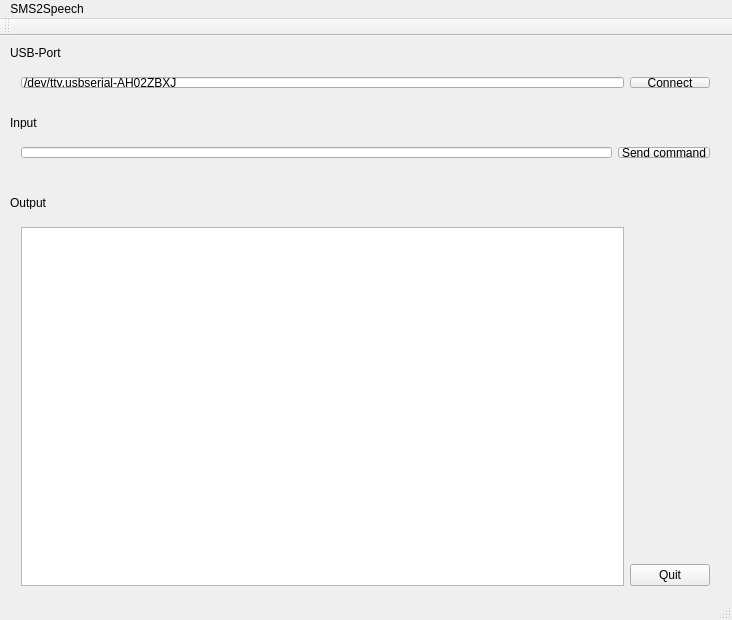
First picture: the form in SMS2Speech/mainwindow.ui, repository markusk/SMS2Speech, before the edit.
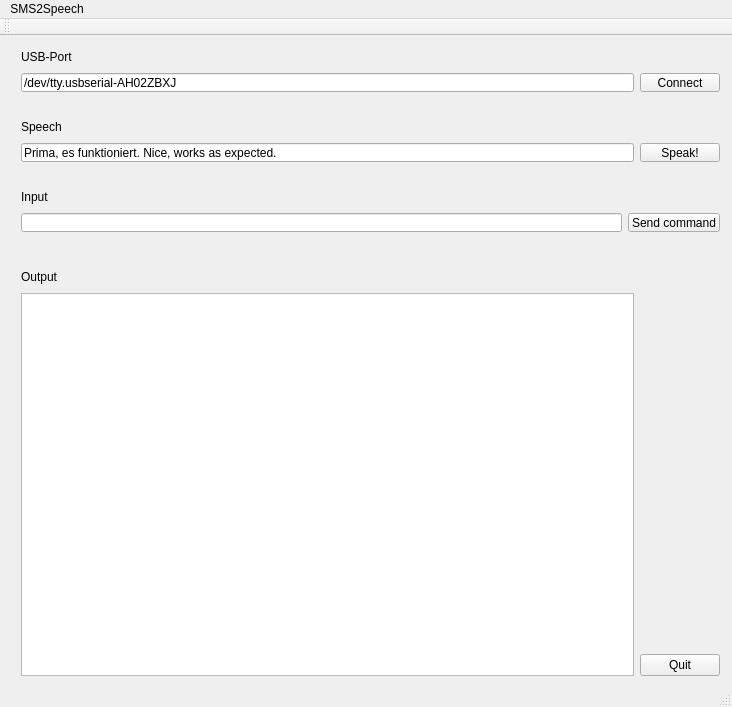
Second picture: the form after the edit.

Commit message: Added speak signal. Works fine. Some changes on the GUI layout.

```diff
--- a/SMS2Speech/mainwindow.ui
+++ b/SMS2Speech/mainwindow.ui
@@ -7,65 +7,141 @@
     <x>0</x>
     <y>0</y>
     <width>732</width>
-    <height>620</height>
+    <height>707</height>
    </rect>
   </property>
   <property name="windowTitle">
    <string>SMS2Speech</string>
   </property>
   <widget class="QWidget" name="centralWidget">
-   <widget class="QLabel" name="label">
+   <widget class="QWidget" name="layoutWidget_2">
     <property name="geometry">
      <rect>
       <x>10</x>
-      <y>80</y>
-      <width>56</width>
-      <height>13</height>
+      <y>70</y>
+      <width>721</width>
+      <height>67</height>
      </rect>
     </property>
-    <property name="text">
-     <string>Input</string>
-    </property>
+    <layout class="QVBoxLayout" name="verticalLayout_4">
+     <item>
+      <layout class="QHBoxLayout" name="horizontalLayout_6">
+       <item>
+        <widget class="QLabel" name="label_4">
+         <property name="text">
+          <string>Speech</string>
+         </property>
+        </widget>
+       </item>
+       <item>
+        <spacer name="horizontalSpacer_4">
+         <property name="orientation">
+          <enum>Qt::Horizontal</enum>
+         </property>
+         <property name="sizeHint" stdset="0">
+          <size>
+           <width>40</width>
+           <height>20</height>
+          </size>
+         </property>
+        </spacer>
+       </item>
+      </layout>
+     </item>
+     <item>
+      <layout class="QHBoxLayout" name="horizontalLayout1_2">
+       <item>
+        <widget class="QLineEdit" name="lineEditInputSpeech">
+         <property name="statusTip">
+          <string>Test the speech output. Enter text to speak here.</string>
+         </property>
+         <property name="text">
+          <string>Prima, es funktioniert. Nice, works as expected.</string>
+         </property>
+        </widget>
+       </item>
+       <item>
+        <widget class="QPushButton" name="pushButtonSpeak">
+         <property name="text">
+          <string>Speak!</string>
+         </property>
+        </widget>
+       </item>
+      </layout>
+     </item>
+    </layout>
    </widget>
-   <widget class="QLabel" name="label_2">
-    <property name="geometry">
-     <rect>
-      <x>10</x>
-      <y>160</y>
-      <width>56</width>
-      <height>13</height>
-     </rect>
-    </property>
-    <property name="text">
-     <string>Output</string>
-    </property>
-   </widget>
    <widget class="QWidget" name="layoutWidget">
     <property name="geometry">
      <rect>
       <x>10</x>
-      <y>100</y>
-      <width>711</width>
-      <height>33</height>
+      <y>220</y>
+      <width>721</width>
+      <height>431</height>
      </rect>
     </property>
-    <layout class="QHBoxLayout" name="horizontalLayout1">
+    <layout class="QVBoxLayout" name="verticalLayout">
      <item>
-      <widget class="QLineEdit" name="lineEditInput">
-       <property name="statusTip">
-        <string>Put command for Arduino here</string>
-       </property>
-      </widget>
+      <layout class="QHBoxLayout" name="horizontalLayout_3">
+       <item>
+        <widget class="QLabel" name="label_2">
+         <property name="text">
+          <string>Output</string>
+         </property>
+        </widget>
+       </item>
+       <item>
+        <spacer name="horizontalSpacer">
+         <property name="orientation">
+          <enum>Qt::Horizontal</enum>
+         </property>
+         <property name="sizeHint" stdset="0">
+          <size>
+           <width>40</width>
+           <height>20</height>
+          </size>
+         </property>
+        </spacer>
+       </item>
+      </layout>
      </item>
      <item>
-      <widget class="QPushButton" name="pushButtonSendCommand">
-       <property name="statusTip">
-        <string>Hit CMD+Enter to send command</string>
-       </property>
-       <property name="text">
-        <string>Send command</string>
-       </property>
-      </widget>
+      <layout class="QHBoxLayout" name="horizontalLayout_2">
+       <item>
+        <widget class="QTextEdit" name="textEditOutput">
+         <property name="statusTip">
+          <string>Logs all helpful messages.</string>
+         </property>
+        </widget>
+       </item>
+       <item>
+        <layout class="QVBoxLayout" name="verticalLayout1">
+         <item>
+          <spacer name="verticalSpacer">
+           <property name="orientation">
+            <enum>Qt::Vertical</enum>
+           </property>
+           <property name="sizeHint" stdset="0">
+            <size>
+             <width>20</width>
+             <height>40</height>
+            </size>
+           </property>
+          </spacer>
+         </item>
+         <item>
+          <widget class="QPushButton" name="pushButtonQuit">
+           <property name="statusTip">
+            <string>You want to quit? Click here!</string>
+           </property>
+           <property name="text">
+            <string>Quit</string>
+           </property>
+          </widget>
+         </item>
+        </layout>
+       </item>
+      </layout>
      </item>
     </layout>
    </widget>
@@ -73,37 +149,49 @@
     <property name="geometry">
      <rect>
       <x>10</x>
-      <y>180</y>
-      <width>711</width>
-      <height>381</height>
+      <y>140</y>
+      <width>721</width>
+      <height>67</height>
      </rect>
     </property>
-    <layout class="QHBoxLayout" name="horizontalLayout_2">
+    <layout class="QVBoxLayout" name="verticalLayout_2">
      <item>
-      <widget class="QTextEdit" name="textEditOutput"/>
-     </item>
-     <item>
-      <layout class="QVBoxLayout" name="verticalLayout1">
+      <layout class="QHBoxLayout" name="horizontalLayout_5">
        <item>
-        <spacer name="verticalSpacer">
+        <widget class="QLabel" name="label">
+         <property name="text">
+          <string>Input</string>
+         </property>
+        </widget>
+       </item>
+       <item>
+        <spacer name="horizontalSpacer_2">
          <property name="orientation">
-          <enum>Qt::Vertical</enum>
+          <enum>Qt::Horizontal</enum>
          </property>
          <property name="sizeHint" stdset="0">
           <size>
-           <width>20</width>
-           <height>40</height>
+           <width>40</width>
+           <height>20</height>
           </size>
          </property>
         </spacer>
        </item>
+      </layout>
+     </item>
+     <item>
+      <layout class="QHBoxLayout" name="horizontalLayout1">
        <item>
-        <widget class="QPushButton" name="pushButtonQuit">
+        <widget class="QLineEdit" name="lineEditInput">
          <property name="statusTip">
           <string>You want to quit? Click here!</string>
          </property>
+        </widget>
+       </item>
+       <item>
+        <widget class="QPushButton" name="pushButtonSendCommand">
          <property name="text">
-          <string>Quit</string>
+          <string>Send command</string>
          </property>
         </widget>
        </item>
@@ -111,45 +199,60 @@
      </item>
     </layout>
    </widget>
-   <widget class="QLabel" name="label_3">
+   <widget class="QWidget" name="layoutWidget">
     <property name="geometry">
      <rect>
       <x>10</x>
-      <y>10</y>
-      <width>56</width>
-      <height>13</height>
+      <y>0</y>
+      <width>721</width>
+      <height>67</height>
      </rect>
     </property>
-    <property name="text">
-     <string>USB-Port</string>
-    </property>
-   </widget>
-   <widget class="QWidget" name="">
-    <property name="geometry">
-     <rect>
-      <x>10</x>
-      <y>30</y>
-      <width>711</width>
-      <height>33</height>
-     </rect>
-    </property>
-    <layout class="QHBoxLayout" name="horizontalLayout">
+    <layout class="QVBoxLayout" name="verticalLayout_3">
      <item>
-      <widget class="QLineEdit" name="lineEditUSBPort">
-       <property name="statusTip">
-        <string>Put command for Arduino here</string>
-       </property>
-       <property name="text">
-        <string>/dev/tty.usbserial-AH02ZBXJ</string>
-       </property>
-      </widget>
+      <layout class="QHBoxLayout" name="horizontalLayout_4">
+       <item>
+        <widget class="QLabel" name="label_3">
+         <property name="text">
+          <string>USB-Port</string>
+         </property>
+        </widget>
+       </item>
+       <item>
+        <spacer name="horizontalSpacer_3">
+         <property name="orientation">
+          <enum>Qt::Horizontal</enum>
+         </property>
+         <property name="sizeHint" stdset="0">
+          <size>
+           <width>40</width>
+           <height>20</height>
+          </size>
+         </property>
+        </spacer>
+       </item>
+      </layout>
      </item>
      <item>
-      <widget class="QPushButton" name="pushButtonConnect">
-       <property name="text">
-        <string>Connect</string>
-       </property>
-      </widget>
+      <layout class="QHBoxLayout" name="horizontalLayout">
+       <item>
+        <widget class="QLineEdit" name="lineEditUSBPort">
+         <property name="statusTip">
+          <string>Path to USB device. Can be changed manually.</string>
+         </property>
+         <property name="text">
+          <string>/dev/tty.usbserial-AH02ZBXJ</string>
+         </property>
+        </widget>
+       </item>
+       <item>
+        <widget class="QPushButton" name="pushButtonConnect">
+         <property name="text">
+          <string>Connect</string>
+         </property>
+        </widget>
+       </item>
+      </layout>
      </item>
     </layout>
    </widget>
```
Left out of the diff: 25 changed lines with no effect on the pictures. The commit also changes 2 other files.
